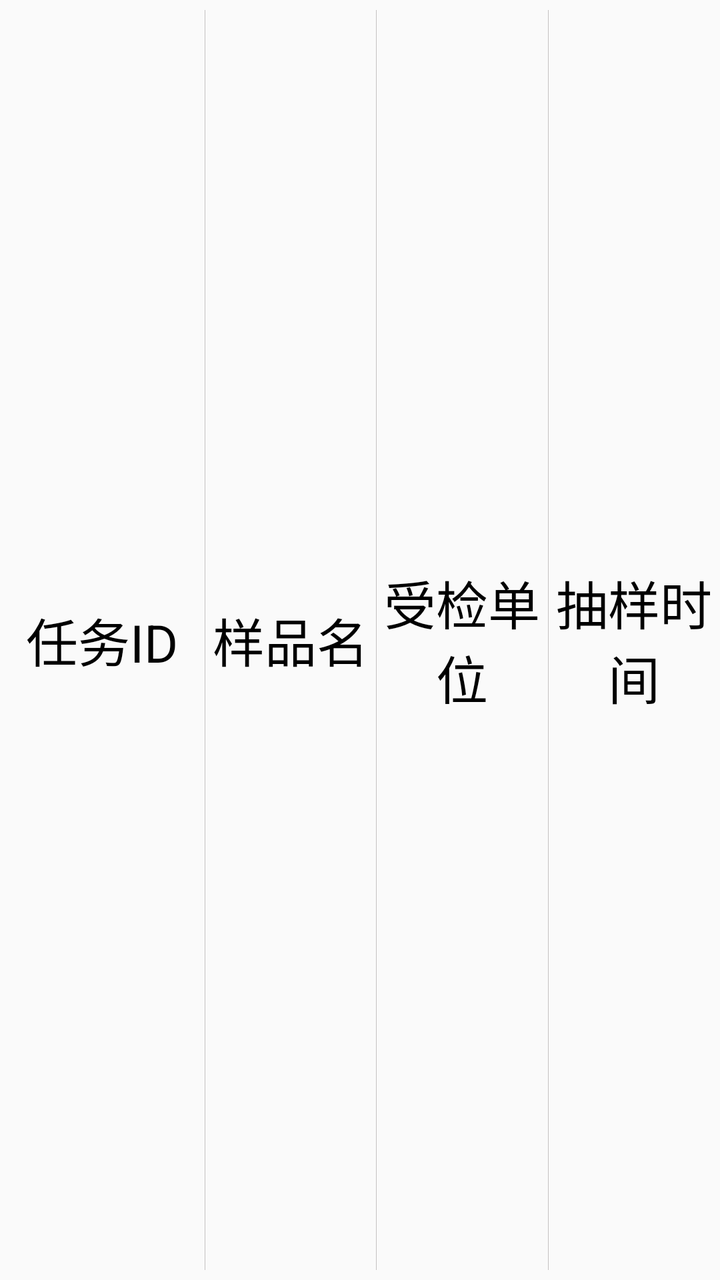
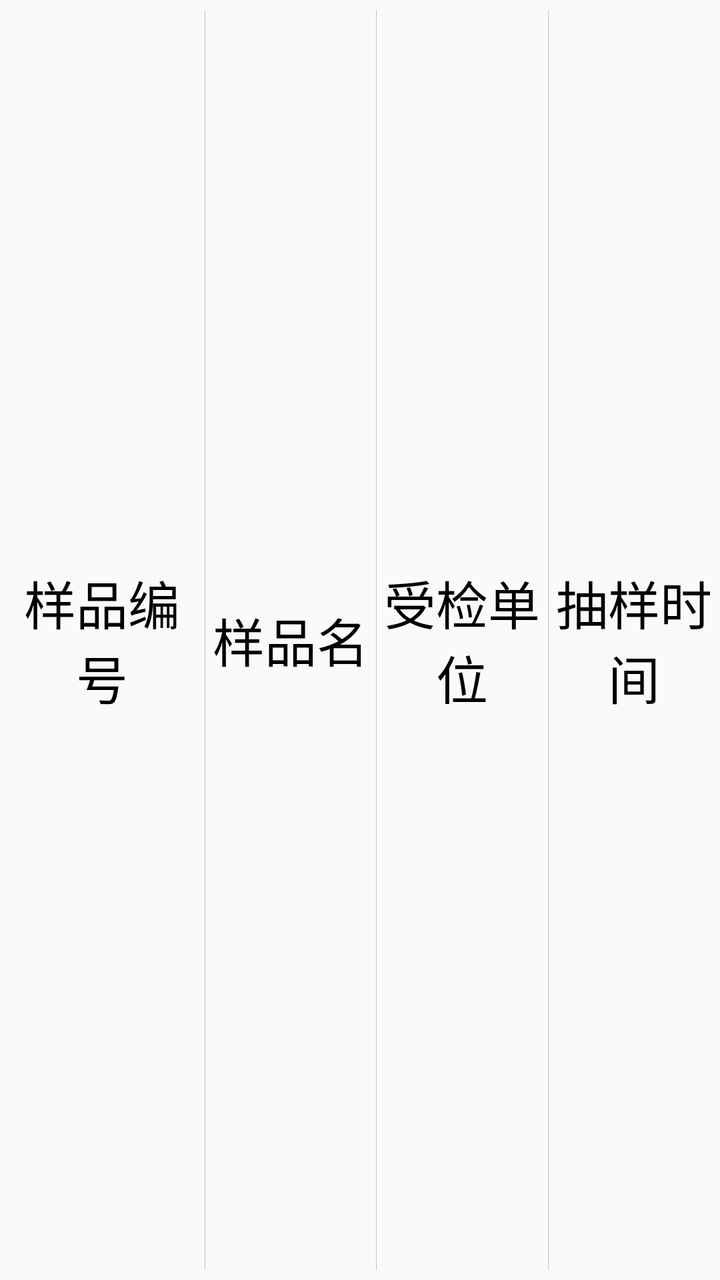

Before-and-after screenshots of an Android layout around one commit, followed by the original layout XML and the change that was made.
<!-- AndroidManifest.xml: application theme AppTheme -->
<!-- res/layout/item_task_list.xml -->
<?xml version="1.0" encoding="utf-8"?>
<LinearLayout xmlns:android="http://schemas.android.com/apk/res/android"
    android:layout_width="match_parent"
    android:layout_height="wrap_content"
    android:orientation="horizontal"
    android:paddingTop="5dp"
    android:paddingBottom="5dp">


    <TextView
        android:id="@+id/tv_id"
        android:layout_width="0dp"
        android:layout_height="match_parent"
        android:layout_weight="1.2"
        android:gravity="center"
        android:text="任务ID"
        android:textColor="@color/black"
        android:textSize="26sp" />

    <View
        android:layout_width="1px"
        android:layout_height="match_parent"
        android:background="@color/gray3" />

    <TextView
        android:id="@+id/tv_name"
        android:layout_width="0dp"
        android:layout_height="match_parent"
        android:layout_weight="1"
        android:gravity="center"
        android:text="样品名"
        android:textColor="@color/black"
        android:textSize="26sp" />

    <View
        android:layout_width="1px"
        android:layout_height="match_parent"
        android:background="@color/gray3" />

    <TextView
        android:id="@+id/tv_bjdw"
        android:layout_width="0dp"
        android:layout_height="match_parent"
        android:layout_weight="1"
        android:gravity="center"
        android:text="受检单位"
        android:textColor="@color/black"
        android:textSize="26sp" />

    <View
        android:layout_width="1px"
        android:layout_height="match_parent"
        android:background="@color/gray3" />

    <TextView
        android:id="@+id/tv_time"
        android:layout_width="0dp"
        android:layout_height="match_parent"
        android:layout_weight="1"
        android:gravity="center"
        android:text="抽样时间"
        android:textColor="@color/black"
        android:textSize="26sp" />
</LinearLayout>
<!-- resources referenced by this layout -->
<resources>
  <color name="gray3">#C5C2C2</color>
  <style name="AppTheme" parent="Theme.AppCompat.Light.DarkActionBar">
          
          <item name="android:windowNoTitle">true</item>
          <item name="android:windowFullscreen">true</item>
      </style>
</resources>

<!-- the commit's change to res/layout/item_task_list.xml (unified diff, before → after) -->
@@ -6,6 +6,14 @@
     android:paddingTop="5dp"
     android:paddingBottom="5dp">
 
+    <ImageView
+        android:id="@+id/iv_selected"
+        android:layout_width="40dp"
+        android:layout_height="40dp"
+        android:padding="5dp"
+        android:scaleType="fitCenter"
+        android:src="@drawable/cb_selector"
+        android:visibility="gone" />
 
     <TextView
         android:id="@+id/tv_id"
@@ -13,7 +21,7 @@
         android:layout_height="match_parent"
         android:layout_weight="1.2"
         android:gravity="center"
-        android:text="任务ID"
+        android:text="样品编号"
         android:textColor="@color/black"
         android:textSize="26sp" />
 
<!-- resource entries referenced after the edit -->
@@ -1,10 +1,18 @@
 <!-- resources referenced by this layout -->
 <resources>
   <color name="gray3">#C5C2C2</color>
+  <!-- drawable cb_selector (drawable) -->
+  <?xml version="1.0" encoding="utf-8"?>
+  <selector xmlns:android="http://schemas.android.com/apk/res/android">
+      <item android:drawable="@drawable/cb_state_p" android:state_selected="true"></item>
+      <item android:drawable="@drawable/cb_state_n" android:state_selected="false"></item>
+  </selector>
   <style name="AppTheme" parent="Theme.AppCompat.Light.DarkActionBar">
           
           <item name="android:windowNoTitle">true</item>
           <item name="android:windowFullscreen">true</item>
       </style>
+  <!-- drawable cb_state_p: png bitmap (drawable, 3141 bytes) -->
+  <!-- drawable cb_state_n: png bitmap (drawable, 1784 bytes) -->
 </resources>
 
